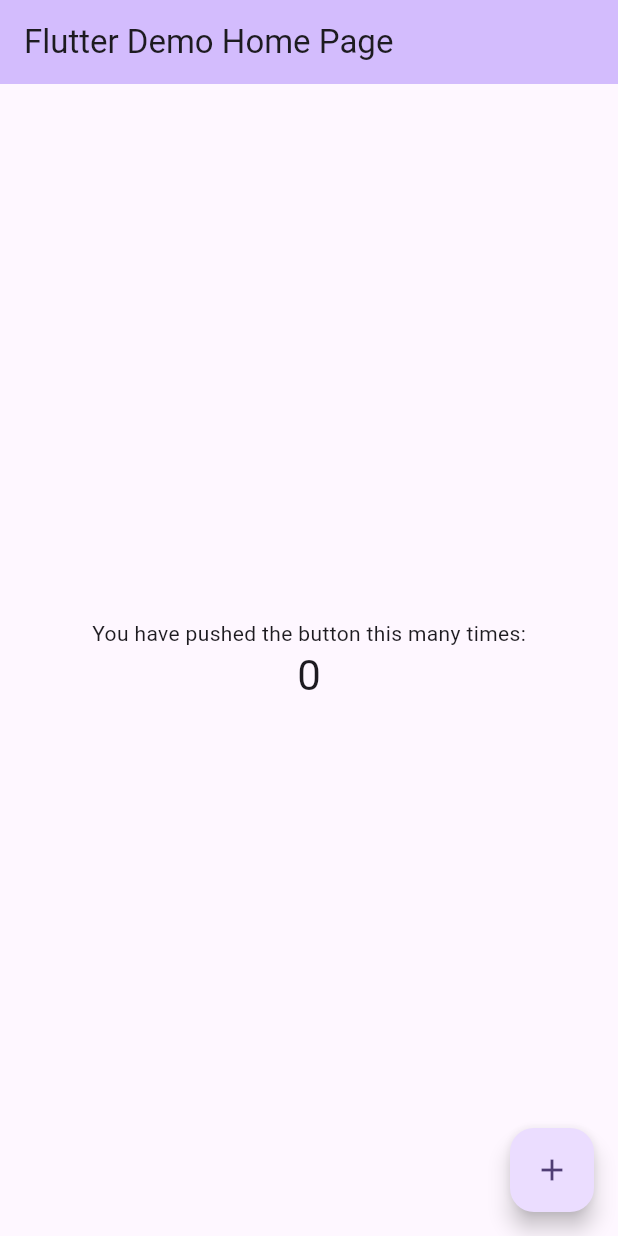
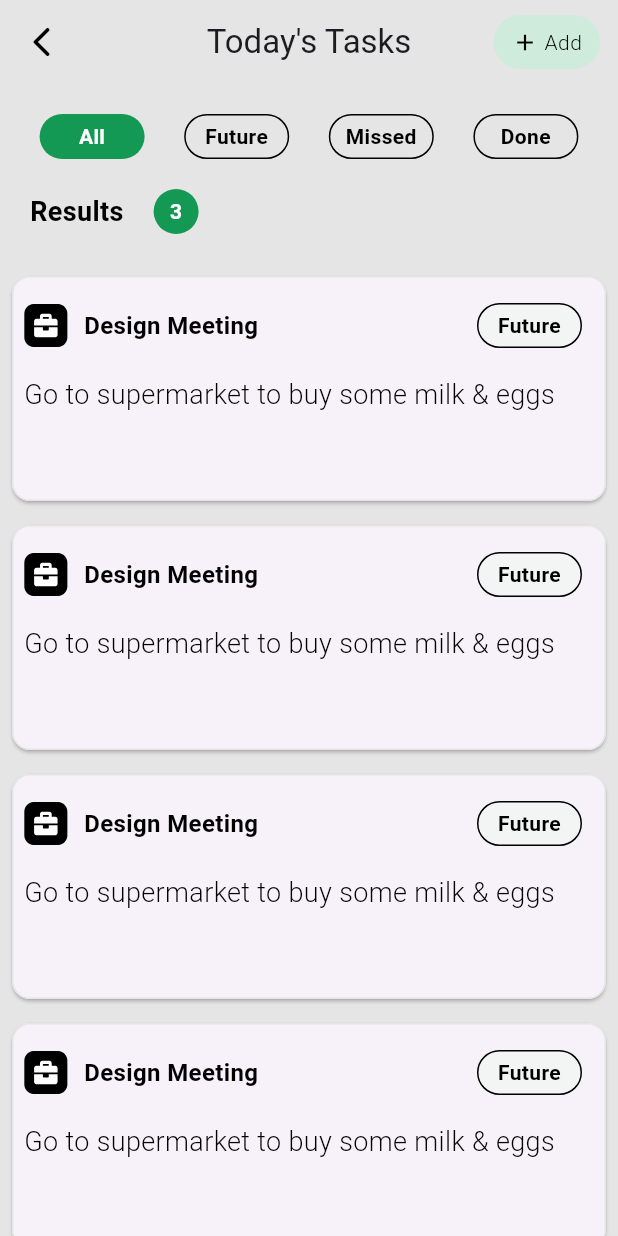
Before and after one commit to ahmed-waheed1/nti_task_two, a Flutter app: the screen it shows after launch, on a phone screen of 412 x 824 dp. Run offline on Flutter 3.47's test engine with Material 3 defaults, Android fonts, the phone set to English and light mode, and no system bars; our stand-ins replace flutter_svg, google_fonts.

Commit message:
Add SVG assets and update Flutter plugin registration

```diff
--- a/lib/main.dart
+++ b/lib/main.dart
@@ -1,4 +1,5 @@
 import 'package:flutter/material.dart';
+import 'package:nti_task_two/today_tasks.dart';
 
 void main() {
   runApp(const MyApp());
@@ -11,115 +12,17 @@
   @override
   Widget build(BuildContext context) {
     return MaterialApp(
+      debugShowCheckedModeBanner: false,
+      theme: ThemeData(
+        scaffoldBackgroundColor: const Color(0xFFE5E5E5),
+        appBarTheme: const AppBarTheme(
+          backgroundColor: Color(0xFFE5E5E5),
+          elevation: 0,
+          iconTheme: IconThemeData(color: Colors.black),
+        ),
+      ),
       title: 'Flutter Demo',
-      theme: ThemeData(
-        // This is the theme of your application.
-        //
-        // TRY THIS: Try running your application with "flutter run". You'll see
-        // the application has a purple toolbar. Then, without quitting the app,
-        // try changing the seedColor in the colorScheme below to Colors.green
-        // and then invoke "hot reload" (save your changes or press the "hot
-        // reload" button in a Flutter-supported IDE, or press "r" if you used
-        // the command line to start the app).
-        //
-        // Notice that the counter didn't reset back to zero; the application
-        // state is not lost during the reload. To reset the state, use hot
-        // restart instead.
-        //
-        // This works for code too, not just values: Most code changes can be
-        // tested with just a hot reload.
-        colorScheme: ColorScheme.fromSeed(seedColor: Colors.deepPurple),
-        useMaterial3: true,
-      ),
-      home: const MyHomePage(title: 'Flutter Demo Home Page'),
+      home: TodayTasks(),
     );
   }
 }
-
-class MyHomePage extends StatefulWidget {
-  const MyHomePage({super.key, required this.title});
-
-  // This widget is the home page of your application. It is stateful, meaning
-  // that it has a State object (defined below) that contains fields that affect
-  // how it looks.
-
-  // This class is the configuration for the state. It holds the values (in this
-  // case the title) provided by the parent (in this case the App widget) and
-  // used by the build method of the State. Fields in a Widget subclass are
-  // always marked "final".
-
-  final String title;
-
-  @override
-  State<MyHomePage> createState() => _MyHomePageState();
-}
-
-class _MyHomePageState extends State<MyHomePage> {
-  int _counter = 0;
-
-  void _incrementCounter() {
-    setState(() {
-      // This call to setState tells the Flutter framework that something has
-      // changed in this State, which causes it to rerun the build method below
-      // so that the display can reflect the updated values. If we changed
-      // _counter without calling setState(), then the build method would not be
-      // called again, and so nothing would appear to happen.
-      _counter++;
-    });
-  }
-
-  @override
-  Widget build(BuildContext context) {
-    // This method is rerun every time setState is called, for instance as done
-    // by the _incrementCounter method above.
-    //
-    // The Flutter framework has been optimized to make rerunning build methods
-    // fast, so that you can just rebuild anything that needs updating rather
-    // than having to individually change instances of widgets.
-    return Scaffold(
-      appBar: AppBar(
-        // TRY THIS: Try changing the color here to a specific color (to
-        // Colors.amber, perhaps?) and trigger a hot reload to see the AppBar
-        // change color while the other colors stay the same.
-        backgroundColor: Theme.of(context).colorScheme.inversePrimary,
-        // Here we take the value from the MyHomePage object that was created by
-        // the App.build method, and use it to set our appbar title.
-        title: Text(widget.title),
-      ),
-      body: Center(
-        // Center is a layout widget. It takes a single child and positions it
-        // in the middle of the parent.
-        child: Column(
-          // Column is also a layout widget. It takes a list of children and
-          // arranges them vertically. By default, it sizes itself to fit its
-          // children horizontally, and tries to be as tall as its parent.
-          //
-          // Column has various properties to control how it sizes itself and
-          // how it positions its children. Here we use mainAxisAlignment to
-          // center the children vertically; the main axis here is the vertical
-          // axis because Columns are vertical (the cross axis would be
-          // horizontal).
-          //
-          // TRY THIS: Invoke "debug painting" (choose the "Toggle Debug Paint"
-          // action in the IDE, or press "p" in the console), to see the
-          // wireframe for each widget.
-          mainAxisAlignment: MainAxisAlignment.center,
-          children: <Widget>[
-            const Text(
-              'You have pushed the button this many times:',
-            ),
-            Text(
-              '$_counter',
-              style: Theme.of(context).textTheme.headlineMedium,
-            ),
-          ],
-        ),
-      ),
-      floatingActionButton: FloatingActionButton(
-        onPressed: _incrementCounter,
-        tooltip: 'Increment',
-        child: const Icon(Icons.add),
-      ), // This trailing comma makes auto-formatting nicer for build methods.
-    );
-  }
-}
--- /dev/null
+++ b/lib/today_tasks.dart
@@ -0,0 +1,272 @@
+import 'package:flutter/material.dart';
+import 'package:flutter_svg/flutter_svg.dart';
+import 'package:google_fonts/google_fonts.dart';
+
+class TodayTasks extends StatelessWidget {
+  const TodayTasks({super.key});
+
+  @override
+  Widget build(BuildContext context) {
+    return Scaffold(
+        appBar: AppBar(
+          leading: IconButton(
+            icon: const Icon(Icons.arrow_back_ios_rounded),
+            onPressed: () {
+              Navigator.pop(context);
+            },
+          ),
+          title: Text('Today\'s Tasks'),
+          centerTitle: true,
+          actions: [
+            Padding(
+              padding: const EdgeInsets.symmetric(horizontal: 12),
+              child: InkWell(
+                onTap: () {},
+                borderRadius: BorderRadius.circular(18),
+                child: Container(
+                  padding: EdgeInsets.symmetric(horizontal: 12, vertical: 8),
+                  decoration: BoxDecoration(
+                    color: Color(0xFFCEEBDC),
+                    borderRadius: BorderRadius.circular(18),
+                  ),
+                  child: Row(
+                    children: [
+                      Icon(Icons.add, color: Colors.black, size: 18),
+                      SizedBox(width: 4),
+                      Text(
+                        'Add',
+                        textAlign: TextAlign.center,
+                        style: TextStyle(
+                          color: Colors.black,
+                          fontSize: 14,
+                          fontFamily: GoogleFonts.lexendDeca().fontFamily,
+                          fontWeight: FontWeight.w300,
+                        ),
+                      )
+                    ],
+                  ),
+                ),
+              ),
+            ),
+          ],
+        ),
+        body: Column(
+          children: [
+            SizedBox(height: 20),
+            CategorySelection(),
+            SizedBox(height: 20),
+            Row(
+              children: [
+                SizedBox(width: 20),
+                Text(
+                  'Results',
+                  textAlign: TextAlign.center,
+                  style: TextStyle(
+                    color: Colors.black,
+                    fontSize: 18,
+                    fontFamily: GoogleFonts.lexendDeca().fontFamily,
+                    fontWeight: FontWeight.w600,
+                  ),
+                ),
+                SizedBox(width: 20),
+                Container(
+                  width: 30,
+                  height: 30,
+                  alignment: Alignment.center,
+                  decoration: BoxDecoration(
+                    color: Color(0xFF149954),
+                    borderRadius: BorderRadius.circular(18),
+                  ),
+                  child: Text(
+                    '3',
+                    textAlign: TextAlign.center,
+                    style: TextStyle(
+                      color: Colors.white,
+                      fontSize: 14,
+                      fontFamily: GoogleFonts.lexendDeca().fontFamily,
+                      fontWeight: FontWeight.w600,
+                    ),
+                  ),
+                ),
+              ],
+            ),
+            SizedBox(height: 20),
+            Expanded(
+              child: ListView.builder(
+                itemCount: 10,
+                itemBuilder: (context, index) {
+                  return Card(
+                    margin: EdgeInsets.all(8),
+                    shape: RoundedRectangleBorder(
+                        borderRadius: BorderRadius.circular(12),
+                        side: BorderSide(
+                          color: Color(0xFFE5E5E5),
+                          width: 1,
+                        )),
+                    child: SizedBox(
+                      height: 150,
+                      child: Padding(
+                        padding: const EdgeInsets.all(8.0),
+                        child: Column(
+                          crossAxisAlignment: CrossAxisAlignment.start,
+                          children: [
+                            Row(
+                              children: [
+                                SvgPicture.asset(
+                                  height: 50,
+                                  width: 30,
+                                  'assets/work.svg',
+                                ),
+                                SizedBox(width: 10),
+                                Text(
+                                  'Design Meeting',
+                                  textAlign: TextAlign.center,
+                                  style: TextStyle(
+                                    color: Colors.black,
+                                    fontSize: 16,
+                                    fontFamily:
+                                        GoogleFonts.lexendDeca().fontFamily,
+                                    fontWeight: FontWeight.w600,
+                                  ),
+                                ),
+                                Spacer(),
+                                Container(
+                                  width: 70,
+                                  height: 30,
+                                  alignment: Alignment.center,
+                                  decoration: BoxDecoration(
+                                      border: Border.all(color: Colors.black),
+                                      borderRadius: BorderRadius.circular(18),
+                                      color: Color(0xFFF3F5F4)),
+                                  child: Text(
+                                    'Future',
+                                    textAlign: TextAlign.center,
+                                    style: TextStyle(
+                                      color: Colors.black,
+                                      fontSize: 14,
+                                      fontFamily:
+                                          GoogleFonts.lexendDeca().fontFamily,
+                                      fontWeight: FontWeight.w600,
+                                    ),
+                                  ),
+                                ),
+                                SizedBox(
+                                  width: 8,
+                                ),
+                              ],
+                            ),
+                            SizedBox(
+                              height: 8,
+                            ),
+                            Text(
+                              'Go to supermarket to buy some milk & eggs',
+                              style: TextStyle(
+                                color: Colors.black,
+                                fontSize: 18,
+                                fontFamily: GoogleFonts.lexendDeca().fontFamily,
+                                fontWeight: FontWeight.w300,
+                              ),
+                            )
+                          ],
+                        ),
+                      ),
+                    ),
+                  );
+                },
+              ),
+            ),
+          ],
+        ));
+  }
+}
+
+class CategorySelection extends StatelessWidget {
+  const CategorySelection({
+    super.key,
+  });
+
+  @override
+  Widget build(BuildContext context) {
+    return Row(
+      mainAxisAlignment: MainAxisAlignment.spaceEvenly,
+      children: [
+        Container(
+          width: 70,
+          height: 30,
+          alignment: Alignment.center,
+          decoration: BoxDecoration(
+            color: Color(0xFF149954),
+            borderRadius: BorderRadius.circular(18),
+          ),
+          child: Text(
+            'All',
+            textAlign: TextAlign.center,
+            style: TextStyle(
+              color: Colors.white,
+              fontSize: 14,
+              fontFamily: GoogleFonts.lexendDeca().fontFamily,
+              fontWeight: FontWeight.w600,
+            ),
+          ),
+        ),
+        Container(
+          width: 70,
+          height: 30,
+          alignment: Alignment.center,
+          decoration: BoxDecoration(
+            border: Border.all(color: Colors.black),
+            borderRadius: BorderRadius.circular(18),
+          ),
+          child: Text(
+            'Future',
+            textAlign: TextAlign.center,
+            style: TextStyle(
+              color: Colors.black,
+              fontSize: 14,
+              fontFamily: GoogleFonts.lexendDeca().fontFamily,
+              fontWeight: FontWeight.w600,
+            ),
+          ),
+        ),
+        Container(
+          width: 70,
+          height: 30,
+          alignment: Alignment.center,
+          decoration: BoxDecoration(
+            border: Border.all(color: Colors.black),
+            borderRadius: BorderRadius.circular(18),
+          ),
+          child: Text(
+            'Missed',
+            textAlign: TextAlign.center,
+            style: TextStyle(
+              color: Colors.black,
+              fontSize: 14,
+              fontFamily: GoogleFonts.lexendDeca().fontFamily,
+              fontWeight: FontWeight.w600,
+            ),
+          ),
+        ),
+        Container(
+          width: 70,
+          height: 30,
+          alignment: Alignment.center,
+          decoration: BoxDecoration(
+            border: Border.all(color: Colors.black),
+            borderRadius: BorderRadius.circular(18),
+          ),
+          child: Text(
+            'Done',
+            textAlign: TextAlign.center,
+            style: TextStyle(
+              color: Colors.black,
+              fontSize: 14,
+              fontFamily: GoogleFonts.lexendDeca().fontFamily,
+              fontWeight: FontWeight.w600,
+            ),
+          ),
+        ),
+      ],
+    );
+  }
+}
```
Also changed, not shown: pubspec.yaml (+7 -14 lines), assets/home.svg (added), assets/personal.svg (added), assets/work.svg (added), pubspec.lock, 1 other file.
